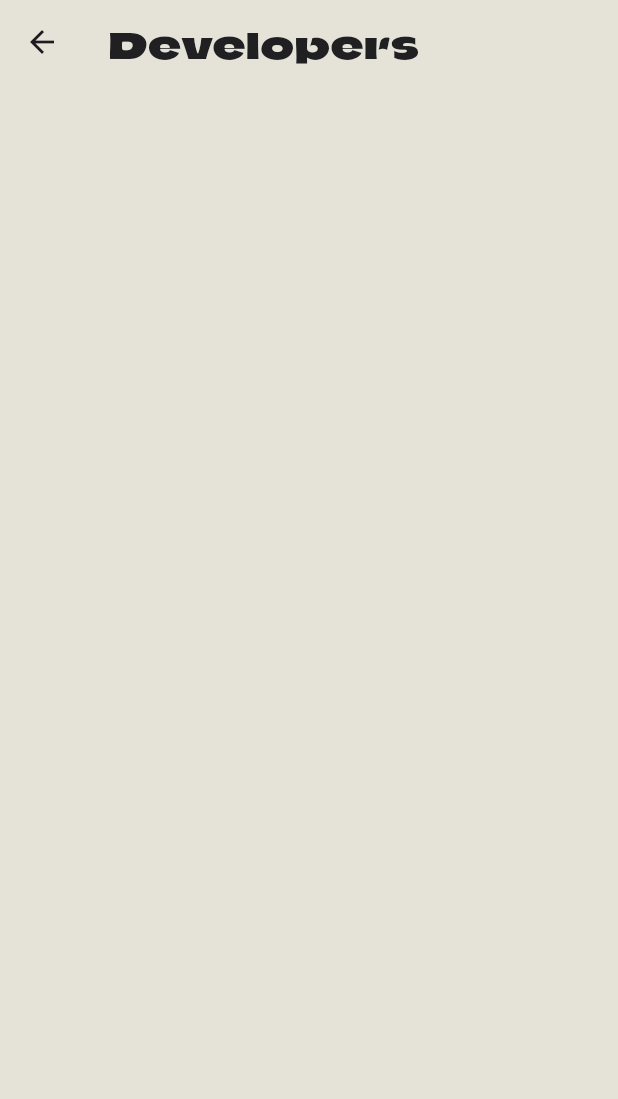
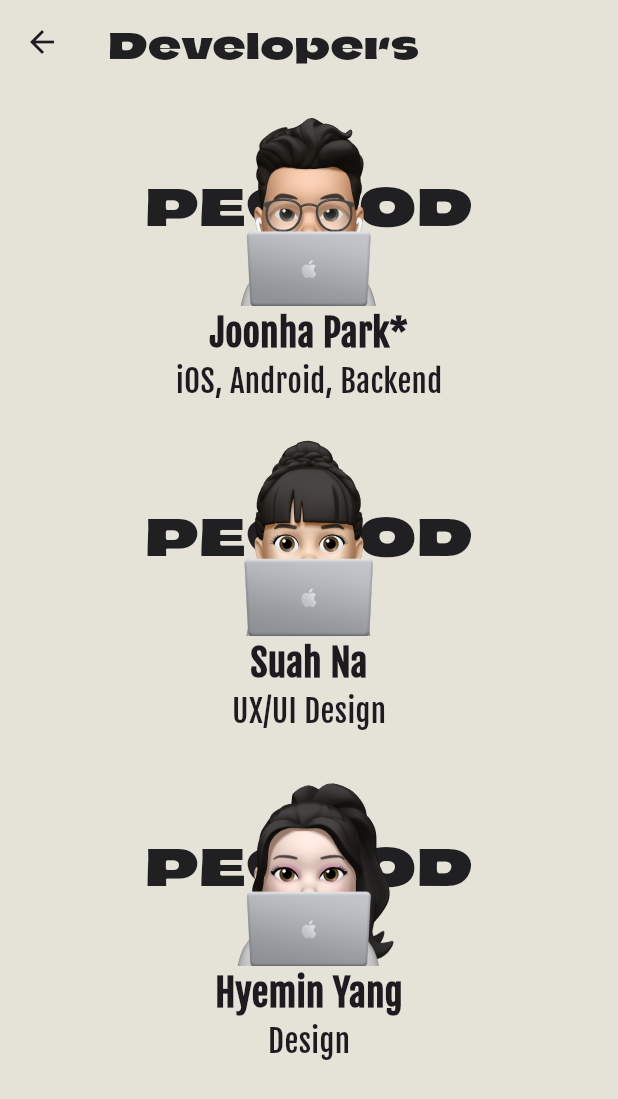
Before and after one commit to DutchVandaline/Pequod, a Flutter app: the AboutScreen screen opened directly, on a phone screen of 412 x 824 dp. Shown: the top 1099 px of the screen. Run offline on Flutter 3.47's test engine with Material 3 defaults, Android fonts, the phone set to English and light mode, and no system bars; our stand-ins replace camera, flutter_local_notifications, google_generative_ai, marquee, shared_preferences, timezone; missing offline and left inert: flame, flame_forge2d; accounts and stored records are empty.

Commit message:
End of Developement
Added About Screen, using mimoji. it was the idea of designer. set vertical screen.

```diff
--- a/lib/Screens/AboutScreen.dart
+++ b/lib/Screens/AboutScreen.dart
@@ -12,6 +12,78 @@ class AboutScreen extends StatelessWidget {
         centerTitle: false,
         title: ClimateChangeTextWidget("Developers"),
       ),
+      body: Column(
+        mainAxisAlignment: MainAxisAlignment.start,
+        crossAxisAlignment: CrossAxisAlignment.center,
+        children: [
+          DeveloperWidget(
+              imagePath: "team_leader",
+              developerName: "Joonha Park*",
+              inputJob: "iOS, Android, Backend"),
+          DeveloperWidget(
+              imagePath: "tomato_sua",
+              developerName: "Suah Na",
+              inputJob: "UX/UI Design"),
+          DeveloperWidget(imagePath: "designer_yang", developerName: "Hyemin Yang", inputJob: "Design")
+        ],
+      ),
     );
   }
 }
+
+class DeveloperWidget extends StatelessWidget {
+  String imagePath;
+  String developerName;
+  String inputJob;
+
+  DeveloperWidget(
+      {super.key,
+      required this.imagePath,
+      required this.developerName,
+      required this.inputJob});
+
+  @override
+  Widget build(BuildContext context) {
+    return Padding(
+      padding: const EdgeInsets.all(8.0),
+      child: Column(
+        mainAxisAlignment: MainAxisAlignment.center,
+        crossAxisAlignment: CrossAxisAlignment.center,
+        children: [
+          Stack(
+            alignment: Alignment.center,
+            children: [
+              Text(
+                "PEQUOD",
+                style: TextStyle(
+                    fontFamily: 'ClimateCrisis',
+                    fontSize: 35.0,
+                    fontWeight: FontWeight.bold,
+                    color: Theme.of(context).primaryColorLight),
+              ),
+              Container(
+                height: MediaQuery.of(context).size.height * 0.17,
+                width: MediaQuery.of(context).size.width,
+                child: Image.asset("assets/images/developers/$imagePath.png"),
+              )
+            ],
+          ),
+          Text(
+            developerName,
+            style: TextStyle(
+                fontFamily: 'FjallaOne',
+                fontSize: MediaQuery.of(context).size.width * 0.06,
+                fontWeight: FontWeight.bold),
+          ),
+          Text(
+            inputJob,
+            style: TextStyle(
+              fontFamily: 'FjallaOne',
+              fontSize: MediaQuery.of(context).size.width * 0.05,
+            ),
+          )
+        ],
+      ),
+    );
+  }
+}
--- a/lib/Screens/SettingsScreen.dart
+++ b/lib/Screens/SettingsScreen.dart
@@ -45,17 +45,15 @@ class SettingsScreen extends StatelessWidget {
                   inputicon: Icons.person_outlined,
                   nextScreen: const AccountScreen(),
                 ),
-                SettingsWidget(
-                  inputTitle: "About",
-                  inputicon: Icons.star_border,
-                  nextScreen: const AboutScreen(),
-                ),
                 GestureDetector(
                   onTap: () {
                     Navigator.pushAndRemoveUntil(
                         context,
                         PageRouteBuilder(
-                  pageBuilder: (context, animation1, animation2) => const MainScreen(initialIndex: 2,),
+                          pageBuilder: (context, animation1, animation2) =>
+                          const MainScreen(
+                            initialIndex: 2,
+                          ),
                           transitionDuration: Duration.zero,
                           reverseTransitionDuration: Duration.zero,
                         ),
@@ -77,10 +75,11 @@ class SettingsScreen extends StatelessWidget {
                               size: 30.0,
                             ),
                             const SizedBox(width: 20.0),
-                    Text(
-                        "Refresh",
-                        style: TextStyle(fontSize: MediaQuery.of(context).size.width * 0.05)
-                    ),
+                            Text("Refresh",
+                                style: TextStyle(
+                                    fontSize:
+                                    MediaQuery.of(context).size.width *
+                                        0.05)),
                           ],
                         ),
                         const Padding(
@@ -93,6 +92,11 @@ class SettingsScreen extends StatelessWidget {
                       ],
                     ),
                   ),
+                ),
+                SettingsWidget(
+                  inputTitle: "About",
+                  inputicon: Icons.star_border,
+                  nextScreen: const AboutScreen(),
                 ),
               ],
             ),
@@ -159,6 +163,7 @@ class SettingsScreen extends StatelessWidget {
           ],
         ));
   }
+
   void showLogoutDialog(BuildContext context) {
     showDialog(
       context: context,
@@ -189,7 +194,8 @@ class SettingsScreen extends StatelessWidget {
                       width: MediaQuery.of(context).size.width * 0.2,
                       child: Text(
                         'Cancel',
-                        style: TextStyle(color: Theme.of(context).primaryColorLight),
+                        style: TextStyle(
+                            color: Theme.of(context).primaryColorLight),
                       ),
                     ),
                   ),
@@ -201,7 +207,8 @@ class SettingsScreen extends StatelessWidget {
                       await ApiServices.logout();
                       Navigator.pushAndRemoveUntil(
                           context,
-                          MaterialPageRoute(builder: (context) => const SplashScreen()),
+                          MaterialPageRoute(
+                              builder: (context) => const SplashScreen()),
                           (route) => false);
                     },
                     child: Container(
--- a/lib/main.dart
+++ b/lib/main.dart
@@ -1,4 +1,5 @@
 import 'package:flutter/material.dart';
+import 'package:flutter/services.dart';
 import 'package:pequod/Screens/SplashScreen.dart';
 import 'package:pequod/Theme/LightTheme.dart';
 import 'package:pequod/Theme/DarkTheme.dart';
@@ -31,6 +32,10 @@ class _MyAppState extends State<MyApp> {
 
   @override
   Widget build(BuildContext context) {
+    SystemChrome.setPreferredOrientations([
+      DeviceOrientation.portraitUp,
+      DeviceOrientation.portraitDown,
+    ]);
     return MaterialApp(
       debugShowCheckedModeBanner: false,
       theme: LightTheme().theme,
--- a/pubspec.yaml
+++ b/pubspec.yaml
@@ -78,6 +78,9 @@ flutter:
     - assets/images/animals/whale.png
     - assets/images/animals/sea_turtle.png
     - assets/images/animals/death_screen.png
+    - assets/images/developers/team_leader.png
+    - assets/images/developers/tomato_sua.png
+    - assets/images/developers/designer_yang.png
     - assets/images/items/MetalMedKit.png
     - assets/images/items/MetalTumbler.png
     - assets/images/items/PlasticBag.png
```
Also changed, not shown: assets/images/developers/designer_yang.png (added), assets/images/developers/team_leader.png (added), assets/images/developers/tomato_sua.png (added). Lines whose indentation alone changed are shown as unchanged.
